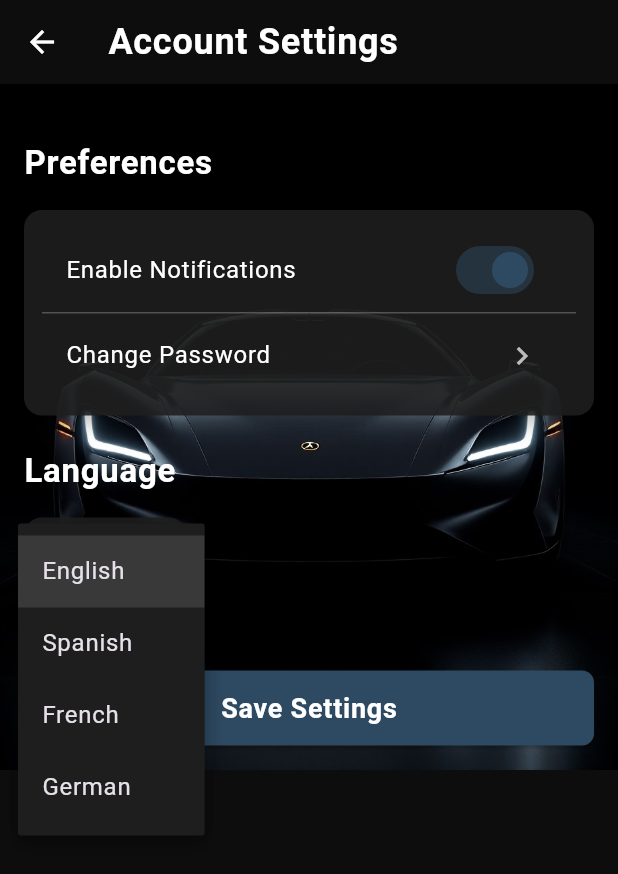
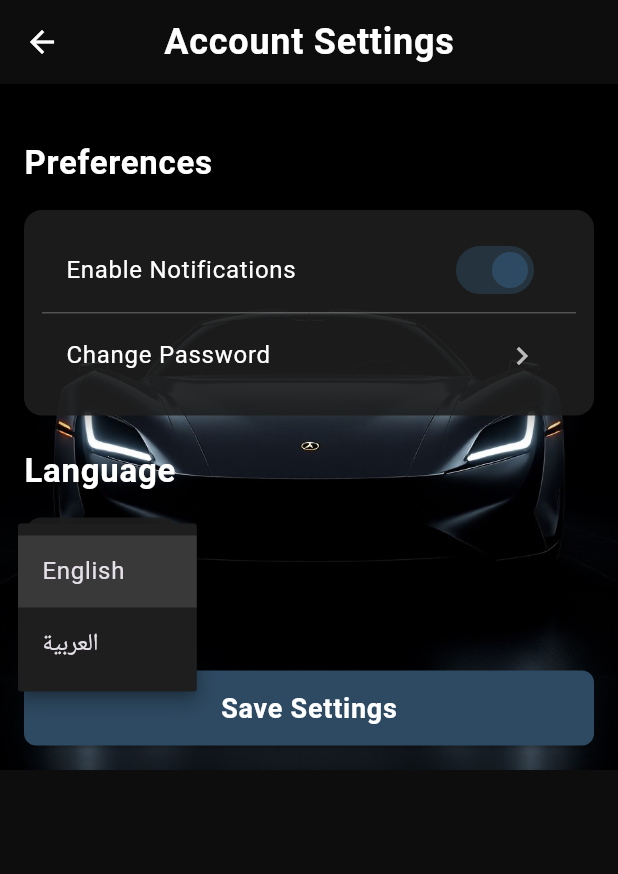
Before and after one commit to Esllam18/carrazell, a Flutter app: the AccountSettingsPage screen opened by its route, after a tap on "English", on a phone screen of 412 x 824 dp. Shown: the top 874 px of the screen. Run offline on Flutter 3.47's test engine with Material 3 defaults, Android fonts, the phone set to English and light mode, and no system bars; our stand-ins replace cloud_firestore, equatable, firebase_auth, firebase_core, firebase_storage, flutter_bloc and 5 more; accounts and stored records are empty.

Commit message:
all funcationlities done

```diff
--- a/lib/features/fiv feature/persntation/favorites_page.dart
+++ b/lib/features/fiv feature/persntation/favorites_page.dart
@@ -151,7 +151,7 @@ class FavoritesPage extends StatelessWidget {
         trailing: SizedBox(
           width: 80,
           child: CustomButton(
-            backgroundColor: const Color(0xFF2E4A62),
+            backgroundColor: const Color.fromARGB(255, 178, 39, 29),
             content: CustomText(
               txt: 'Remove',
               fontSize: 14,
--- a/lib/features/profil/presentation/pages/account_settings_page.dart
+++ b/lib/features/profil/presentation/pages/account_settings_page.dart
@@ -28,6 +28,7 @@ class _AccountSettingsPageState extends State<AccountSettingsPage> {
           fontWeight: FontWeight.bold,
           color: Colors.white,
         ),
+        centerTitle: true,
         leading: IconButton(
           icon: const Icon(Icons.arrow_back, color: Colors.white),
           onPressed: () => context.pop(),
@@ -137,14 +138,12 @@ class _AccountSettingsPageState extends State<AccountSettingsPage> {
                   ),
                   style: const TextStyle(color: Colors.white, fontSize: 16),
                   underline: const SizedBox(),
-                  items: <String>['English', 'Spanish', 'French', 'German'].map(
-                    (String value) {
-                      return DropdownMenuItem<String>(
-                        value: value,
-                        child: CustomText(txt: value, fontSize: 16),
-                      );
-                    },
-                  ).toList(),
+                  items: <String>['English', 'العربية'].map((String value) {
+                    return DropdownMenuItem<String>(
+                      value: value,
+                      child: CustomText(txt: value, fontSize: 16),
+                    );
+                  }).toList(),
                   onChanged: (String? newValue) {
                     if (newValue != null) {
                       setState(() {
--- a/lib/features/profil/presentation/pages/edit_profile_page.dart
+++ b/lib/features/profil/presentation/pages/edit_profile_page.dart
@@ -185,7 +185,8 @@ class _EditProfilePageState extends State<EditProfilePage> {
                                     phone: _phoneController.text,
                                     additionalInfo:
                                         _additionalInfoController.text,
-                                    imageUrl: '', // Update if needed
+                                    // i dont need change image profile
+                                    imageUrl: widget.user?.imageUrl ?? '',
                                   );
                                   context.read<DataUserCubit>().updateUserInfo(
                                     userId,
```
Also changed, not shown: lib/features/profil/presentation/pages/profile_view.dart.dart (+11 -1 lines), lib/features/profil/presentation/pages/user_profile_info_page.dart (+10 -0 lines).
